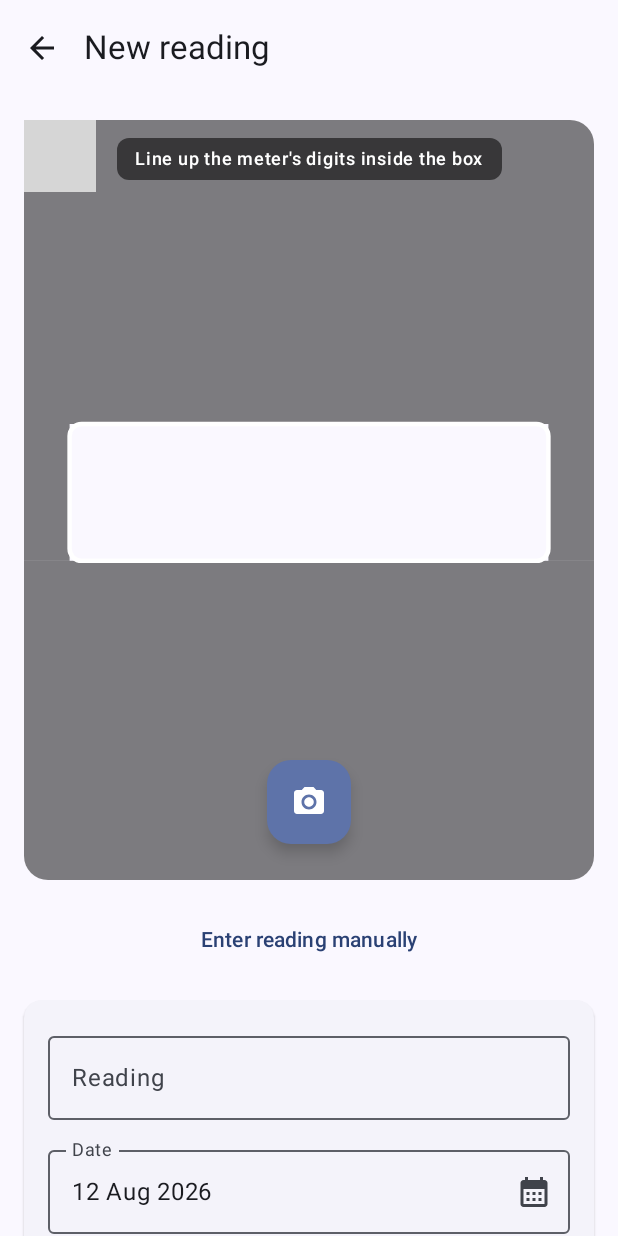
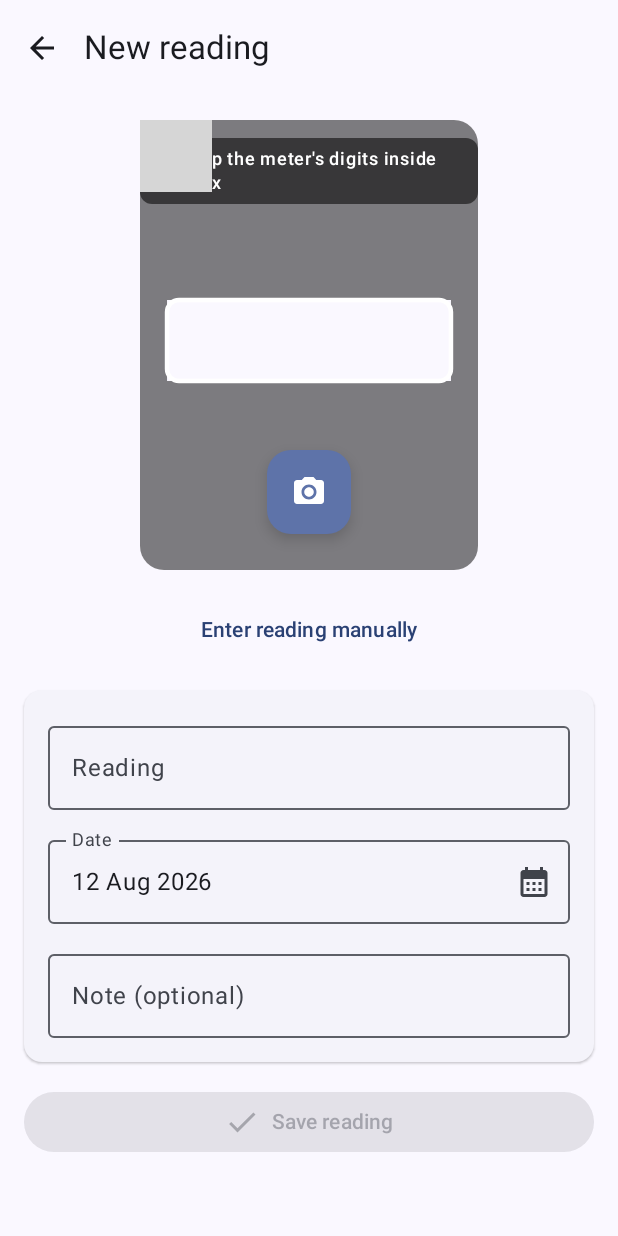
Before and after one commit to diprish/utility, an Android app built with Jetpack Compose: the composable AddReadingScreen shown on its own in the app's theme, on a phone screen of 412 x 824 dp. Run offline under Robolectric (Android 15) with nearby library versions, the phone set to English and light mode, and no system bars; libraries missing offline, so code that uses them is left out: androidx.camera.core, androidx.camera.lifecycle, androidx.camera.view; 4 statements that could not run were skipped; grey boxes are pictures that could not be loaded.

Commit message:
Shrink camera preview so the reading form is reachable
The capture panel was a full-width 3:4 box, making it very tall and pushing
the Reading field below the fold. Cap it to a compact, centered 300dp-tall
preview (3:4 kept so the reticle still maps to the crop region). The captured
photo preview is sized to match.

Co-Authored-By: Claude Opus 4.8 <noreply@anthropic.com>
Claude-Session: https://claude.ai/code/session_01FEgLeiLACNfhs5uFFgo117

```diff
--- a/app/src/main/java/com/diprish/utilitymeter/ui/reading/AddReadingScreen.kt
+++ b/app/src/main/java/com/diprish/utilitymeter/ui/reading/AddReadingScreen.kt
@@ -9,6 +9,7 @@ import androidx.compose.foundation.layout.Column
 import androidx.compose.foundation.layout.aspectRatio
 import androidx.compose.foundation.layout.fillMaxSize
 import androidx.compose.foundation.layout.fillMaxWidth
+import androidx.compose.foundation.layout.height
 import androidx.compose.foundation.layout.padding
 import androidx.compose.foundation.layout.size
 import androidx.compose.foundation.rememberScrollState
@@ -125,7 +126,8 @@ fun AddReadingScreen(
                         onImageCaptured = { file -> viewModel.onPhotoCaptured(file) },
                         onError = { manualEntry = true },
                         modifier = Modifier
-                            .fillMaxWidth()
+                            .align(Alignment.CenterHorizontally)
+                            .height(300.dp)
                             .aspectRatio(3f / 4f),
                     )
                     TextButton(
@@ -282,9 +284,10 @@ private fun disabledLooksEnabledColors() = androidx.compose.material3.OutlinedTe
 @Composable
 private fun CapturedPhoto(path: String, onRetake: () -> Unit) {
     val bitmap = remember(path) { android.graphics.BitmapFactory.decodeFile(path) }
+    Box(modifier = Modifier.fillMaxWidth(), contentAlignment = Alignment.Center) {
         Box(
             modifier = Modifier
-            .fillMaxWidth()
+                .height(300.dp)
                 .aspectRatio(3f / 4f)
                 .clip(RoundedCornerShape(16.dp)),
         ) {
@@ -305,6 +308,7 @@ private fun CapturedPhoto(path: String, onRetake: () -> Unit) {
                     contentDescription = "Retake photo",
                     tint = MaterialTheme.colorScheme.onPrimary,
                 )
+            }
         }
     }
 }
```
Lines whose indentation alone changed are shown as unchanged.
